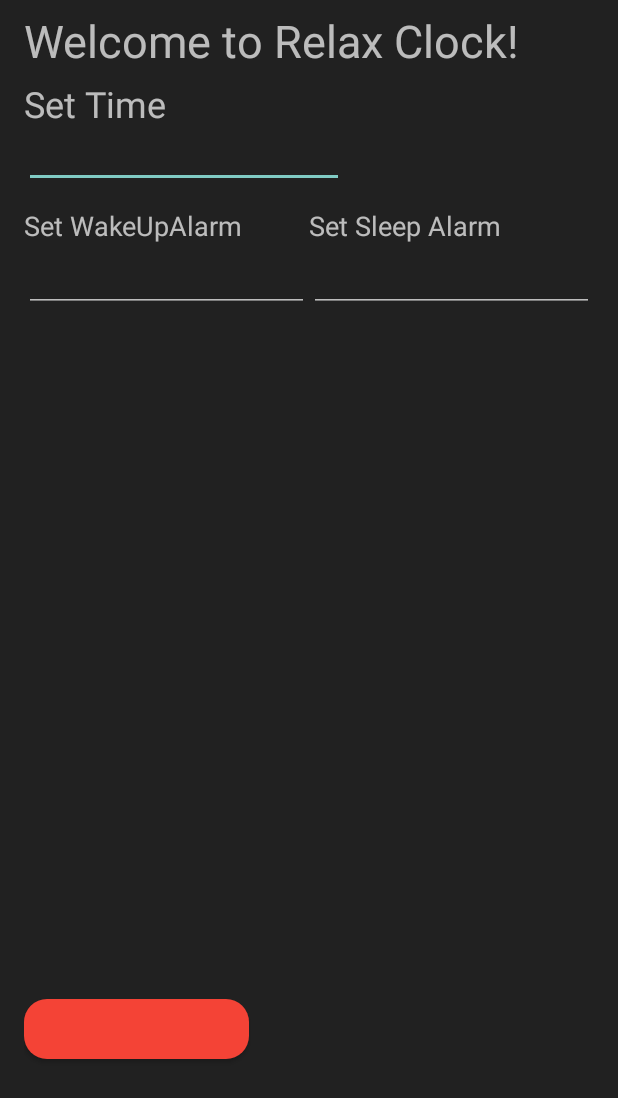
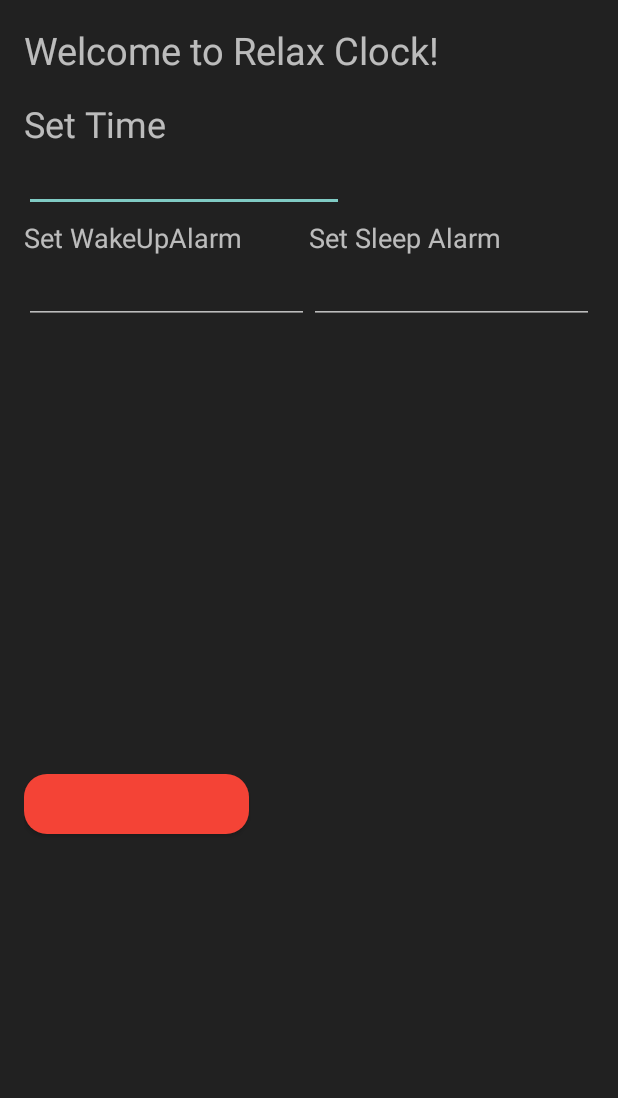
Before and after one commit to gbaranov99/RelaxClockProject, an Android app: the ledControl screen opened directly, with no data from a screen before it, on a phone screen of 412 x 824 dp. Shown: the top 1098 px of the screen. Run offline under Robolectric (Android 15) with nearby library versions, the phone set to English and light mode, and no system bars; 3 statements that could not run were skipped.

```diff
--- a/RelaxClockAndroid/LED-master/app/src/main/res/layout/activity_led_control.xml
+++ b/RelaxClockAndroid/LED-master/app/src/main/res/layout/activity_led_control.xml
@@ -7,36 +7,21 @@
     tools:context="com.led_on_off.led.ledControl"
     android:background="#212121">
 
-
-    <Button
-        android:id="@+id/dis_btn"
-        android:layout_width="150dp"
-        android:layout_height="40dp"
-        android:layout_marginTop="650dp"
-        android:background="@drawable/rounded_button"
-        android:fadingEdge="none"
-        android:fontFamily="sans-serif-smallcaps"
-        android:textColor="#212121"
-        android:textSize="20sp"
-        tools:text="DISCONNECT"
-        tools:typeface="monospace" />
-
     <TextView
         android:id="@+id/textView2"
         android:layout_width="wrap_content"
         android:layout_height="wrap_content"
         android:layout_alignTop="@+id/dis_btn"
-
-        android:layout_marginTop="-659dp"
+        android:layout_marginTop="-500dp"
         android:text="Welcome to Relax Clock!"
-        android:textSize="30sp" />
+        android:textSize="25sp" />
 
     <TextView
         android:id="@+id/textView5"
         android:layout_width="wrap_content"
         android:layout_height="wrap_content"
         android:layout_alignTop="@+id/dis_btn"
-        android:layout_marginTop="-613dp"
+        android:layout_marginTop="-450dp"
         android:text="Set Time "
         android:textSize="24sp" />
 
@@ -45,8 +30,7 @@
         android:layout_width="wrap_content"
         android:layout_height="wrap_content"
         android:layout_alignTop="@+id/dis_btn"
-        android:layout_marginTop="-586dp"
-
+        android:layout_marginTop="-420dp"
         android:ems="10"
         android:inputType="time" />
 
@@ -54,7 +38,7 @@
         android:layout_width="match_parent"
         android:layout_height="match_parent"
         android:layout_alignTop="@+id/dis_btn"
-        android:layout_marginTop="-528dp"
+        android:layout_marginTop="-370dp"
         android:orientation="horizontal">
 
         <LinearLayout
@@ -100,5 +84,47 @@
         </LinearLayout>
     </LinearLayout>
 
+    <!--    <Button-->
+    <!--        android:id="@+id/on_btn"-->
+    <!--        android:layout_width="170dp"-->
+    <!--        android:layout_height="60dp"-->
+    <!--        android:layout_alignParentTop="true"-->
+    <!--        android:layout_centerHorizontal="true"-->
+    <!--        android:layout_marginTop="195dp"-->
+    <!--        android:background="@color/accent_material_light"-->
+    <!--        android:fadingEdge="none"-->
+    <!--        android:fontFamily="sans-serif-smallcaps"-->
+    <!--        android:textColor="#212121"-->
+    <!--        android:textSize="30sp"-->
+    <!--        tools:text="ON"-->
+    <!--        tools:typeface="monospace" />-->
+
+    <!--    <Button-->
+    <!--        android:layout_width="170dp"-->
+    <!--        android:layout_height="60dp"-->
+    <!--        android:layout_centerHorizontal="true"-->
+    <!--        android:layout_marginTop="300dp"-->
+    <!--        android:textColor="#212121"-->
+    <!--        android:fadingEdge="none"-->
+    <!--        android:id="@+id/off_btn"-->
+    <!--        android:fontFamily="sans-serif-smallcaps"-->
+    <!--        android:textSize="30sp"-->
+    <!--        android:background="@drawable/rounded_button"-->
+    <!--        tools:text="OFF"-->
+    <!--        tools:typeface="monospace" />-->
+
+    <Button
+        android:layout_width="150dp"
+        android:layout_height="40dp"
+        android:layout_marginTop="500dp"
+        android:fontFamily="sans-serif-smallcaps"
+        android:fadingEdge="none"
+        android:textColor="#212121"
+        android:id="@+id/dis_btn"
+        android:textSize="20sp"
+        android:background="@drawable/rounded_button"
+        tools:text="DISCONNECT"
+        tools:typeface="monospace" />
+
 
 </RelativeLayout>
```
Also changed, not shown: RelaxClockAndroid/LED-master/app/src/main/java/com/led_on_off/led/ledControl.java (+36 -42 lines), 2 other files.
